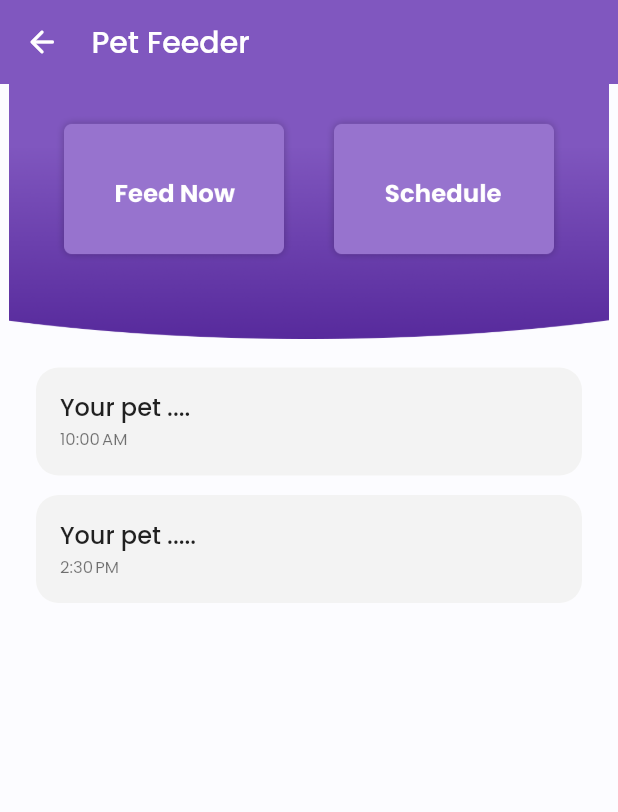
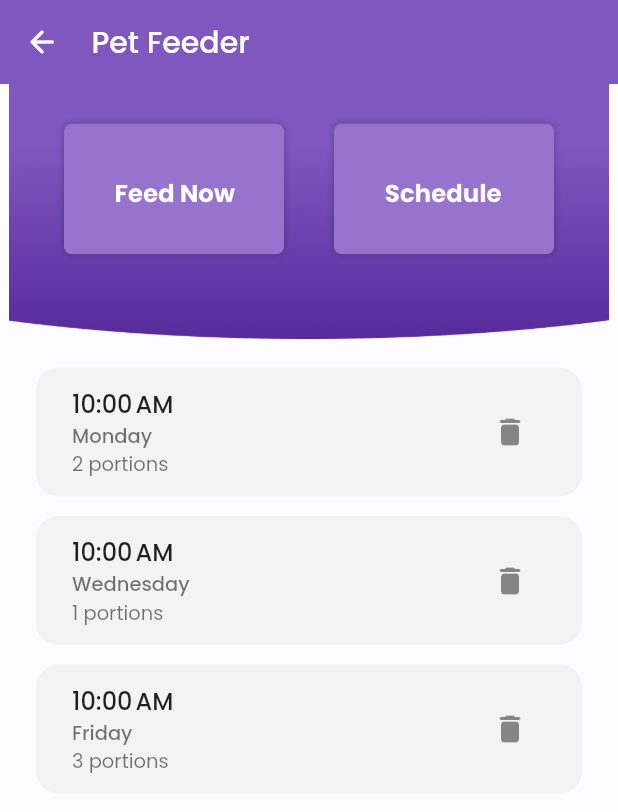
Before and after one commit to frenniemarielargado/pet-app, a Flutter app: the PetFeeder screen opened directly, on a phone screen of 412 x 824 dp. Shown: the top 812 px of the screen. Run offline on Flutter 3.47's test engine with Material 2 defaults, Android fonts, the phone set to English and light mode, and no system bars; our stand-ins replace cloud_firestore, firebase_auth, firebase_core, fluttertoast; missing offline and left inert: day_picker; accounts and stored records are empty.

Commit message:
updated pet feeder UI

```diff
--- a/lib/pet_feeder/pet_feeder.dart
+++ b/lib/pet_feeder/pet_feeder.dart
@@ -1,14 +1,14 @@
 import 'package:flutter/material.dart';
 import 'package:intl/intl.dart';
 import 'package:thesis_app/pet_feeder/manual_feeding.dart';
-
-
+import 'package:thesis_app/pet_feeder/schedule_feeding.dart';
 
 class Reminder {
-  final String title;
   final DateTime time;
+  final String day;
+  int portions;
 
-  Reminder({required this.title, required this.time});
+  Reminder({required this.time, required this.day, required this.portions});
 }
 
 class PetFeeder extends StatefulWidget {
@@ -20,16 +20,10 @@ class PetFeeder extends StatefulWidget {
 
 class _PetFeederState extends State<PetFeeder> {
 
-  final List<Reminder> reminders = [
-    Reminder(
-      title: "Your pet ....",
-      time: DateTime(2023, 5, 21, 10, 0), // Example time
-    ),
-    Reminder(
-      title: "Your pet .....",
-      time: DateTime(2023, 5, 22, 14, 30), // Example time
-    ),
-    // Add more reminders as needed
+  List<Reminder> reminders = [
+    Reminder(time: DateTime(2023, 6, 10, 10, 0), day: 'Monday', portions: 2),
+    Reminder(time: DateTime(2023, 6, 10, 10, 0), day: 'Wednesday', portions: 1),
+    Reminder(time: DateTime(2023, 6, 10, 10, 0), day: 'Friday', portions: 3),
   ];
 
 
@@ -87,6 +81,11 @@ class _PetFeederState extends State<PetFeeder> {
                         Positioned(
                           child: InkWell(
                             onTap: () {
+                              Navigator.of(context).push(
+                                MaterialPageRoute(
+                                  builder: (context) => const ScheduleFeeding(),
+                                ),
+                              );
                             },
                             child: Image.asset(
                               'assets/images/schedule.png', // Replace with your button 2 image path
@@ -118,33 +117,50 @@ class _PetFeederState extends State<PetFeeder> {
                         borderRadius: BorderRadius.circular(15.0),
                         color: const Color(0xFFF3F3F3),
                       ),
+                      child: Padding(
+                        padding: const EdgeInsets.all(8.0),
                         child: ListTile(
                           title: Text(
-                          reminders[index].title,
+                            formattedTime,
                             style: const TextStyle(fontSize: 16.0, fontFamily: 'Poppins', fontWeight: FontWeight.w500),
                           ),
-                        subtitle: Text(
-                          formattedTime,
-                          style: const TextStyle(fontSize: 11.0, fontFamily: 'Poppins'),
+                          subtitle: Column(
+                            crossAxisAlignment: CrossAxisAlignment.start,
+                            children: [
+                              Text(
+                                reminders[index].day,
+                                style: const TextStyle(
+                                  fontSize: 13,
+                                  fontFamily: 'Poppins',
+                                  fontWeight: FontWeight.w500,
+                                ),
+                              ),
+                              Text(
+                                '${reminders[index].portions} portions',
+                                style: const TextStyle(
+                                  fontSize: 13,
+                                  fontFamily: 'Poppins',
+                                ),
+                              ),
+                            ],
+                          ),
+                          trailing: IconButton(
+                            icon: const Icon(Icons.delete_rounded),
+                            onPressed: () {
+                              setState(() {
+                                reminders.removeAt(index);
+                              });
+                            },
+                          ),
                         ),
                       ),
                     ),
                   ),
                 );
-
               },
             ),
-
-
             ),
           ]),
-
-
-
-
-
-
-
     );
   }
 }
```
Also changed, not shown: lib/pet_feeder/schedule_feeding.dart (+252 -0 lines), 2 other files. Lines whose indentation alone changed are shown as unchanged.
